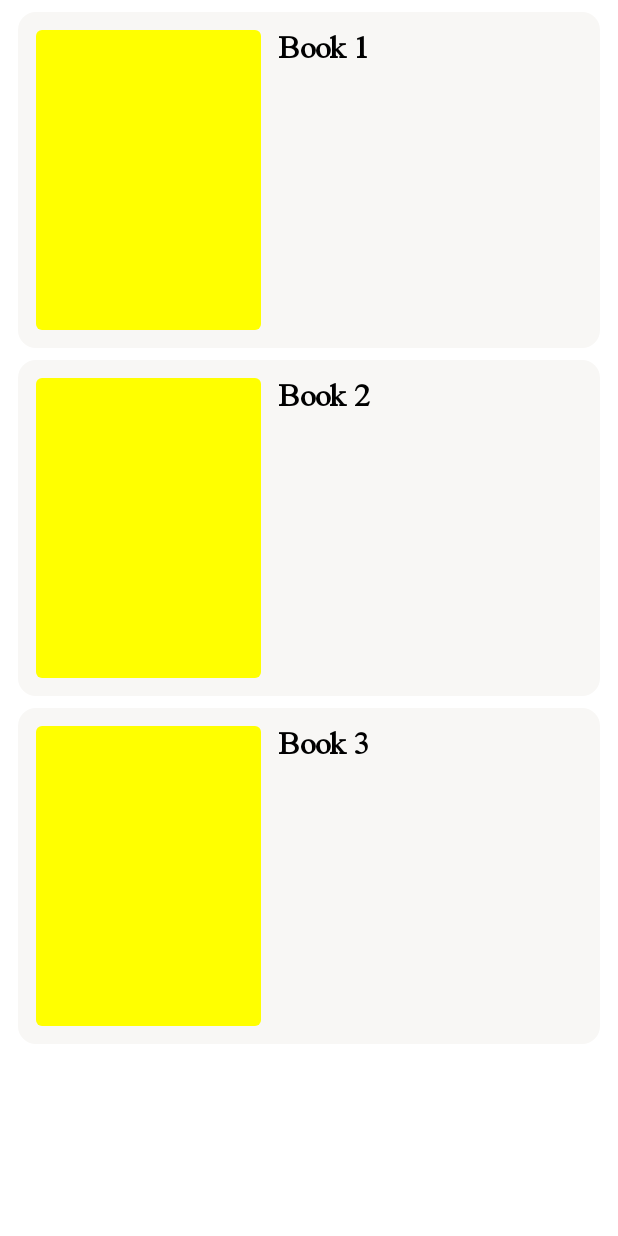
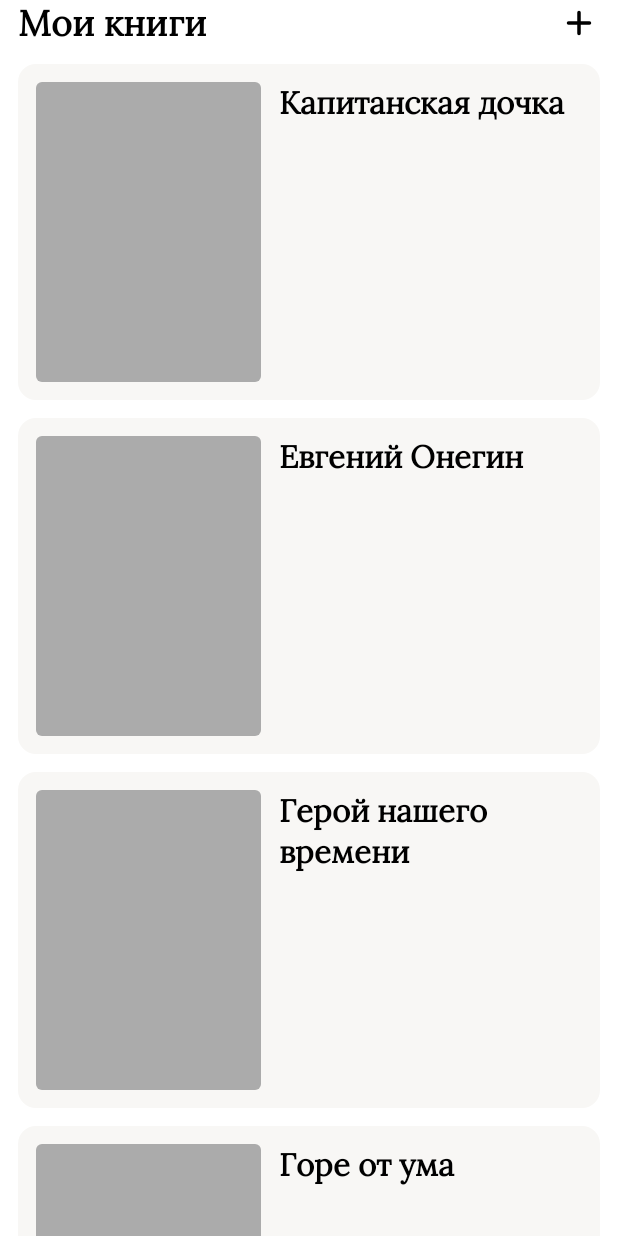
Before and after one commit to T-e-i-l-s/CoffeeBook, an Android app built with Jetpack Compose: the screen it shows after launch (MainActivity), on a phone screen of 412 x 824 dp. Run offline under Robolectric (Android 15) with nearby library versions, the phone set to English and light mode, and no system bars; our stand-ins replace Dagger/Hilt's generated code.

Commit message:
Home Screen UI

```diff
--- a/app/src/main/java/com/mustafin/ebooks/core/domain/Constants.kt
+++ b/app/src/main/java/com/mustafin/ebooks/core/domain/Constants.kt
@@ -4,4 +4,4 @@ import androidx.compose.ui.text.font.Font
 import androidx.compose.ui.text.font.FontFamily
 import com.mustafin.ebooks.R
 
-val APP_DEFAULT_FONT = FontFamily(Font(R.font.times_new_roman))
+val APP_DEFAULT_FONT = FontFamily(Font(R.font.lora))
--- a/app/src/main/java/com/mustafin/ebooks/mainFlow/data/repositories/booksRepository/BooksRepository.kt
+++ b/app/src/main/java/com/mustafin/ebooks/mainFlow/data/repositories/booksRepository/BooksRepository.kt
@@ -4,4 +4,6 @@ import com.mustafin.ebooks.mainFlow.domain.models.BookModel
 
 interface BooksRepository {
     suspend fun getBooks(): List<BookModel>
+
+    suspend fun getLastBook(): BookModel
 }
--- a/app/src/main/java/com/mustafin/ebooks/mainFlow/data/repositories/booksRepository/BooksRepositoryImpl.kt
+++ b/app/src/main/java/com/mustafin/ebooks/mainFlow/data/repositories/booksRepository/BooksRepositoryImpl.kt
@@ -5,9 +5,14 @@ import com.mustafin.ebooks.mainFlow.domain.models.BookModel
 class BooksRepositoryImpl: BooksRepository {
     override suspend fun getBooks(): List<BookModel> {
         return listOf(
-            BookModel("Book 1"),
-            BookModel("Book 2"),
-            BookModel("Book 3")
+            BookModel("Капитанская дочка"),
+            BookModel("Евгений Онегин"),
+            BookModel("Герой нашего времени"),
+            BookModel("Горе от ума")
         )
     }
+
+    override suspend fun getLastBook(): BookModel {
+        return BookModel("Капитанская дочка")
+    }
 }
--- a/app/src/main/java/com/mustafin/ebooks/mainFlow/ui/screens/homeScreen/HomeScreenView.kt
+++ b/app/src/main/java/com/mustafin/ebooks/mainFlow/ui/screens/homeScreen/HomeScreenView.kt
@@ -2,22 +2,33 @@ package com.mustafin.ebooks.mainFlow.ui.screens.homeScreen
 
 import androidx.compose.foundation.background
 import androidx.compose.foundation.layout.Arrangement
-import androidx.compose.foundation.layout.Column
-import androidx.compose.foundation.layout.PaddingValues
+import androidx.compose.foundation.layout.Row
 import androidx.compose.foundation.layout.Spacer
 import androidx.compose.foundation.layout.fillMaxSize
+import androidx.compose.foundation.layout.fillMaxWidth
+import androidx.compose.foundation.layout.height
 import androidx.compose.foundation.layout.navigationBarsPadding
 import androidx.compose.foundation.layout.padding
+import androidx.compose.foundation.layout.size
 import androidx.compose.foundation.layout.statusBarsPadding
 import androidx.compose.foundation.lazy.LazyColumn
 import androidx.compose.foundation.lazy.items
+import androidx.compose.material3.Icon
+import androidx.compose.material3.Text
 import androidx.compose.runtime.Composable
+import androidx.compose.ui.Alignment
 import androidx.compose.ui.Modifier
 import androidx.compose.ui.res.colorResource
+import androidx.compose.ui.res.painterResource
+import androidx.compose.ui.res.stringResource
+import androidx.compose.ui.text.font.FontWeight
 import androidx.compose.ui.unit.dp
+import androidx.compose.ui.unit.sp
 import androidx.hilt.navigation.compose.hiltViewModel
 import com.mustafin.ebooks.R
+import com.mustafin.ebooks.core.domain.APP_DEFAULT_FONT
 import com.mustafin.ebooks.core.domain.enums.LoadingStatus
+import com.mustafin.ebooks.core.ui.components.CustomButton
 import com.mustafin.ebooks.mainFlow.ui.screens.homeScreen.views.BookInfoView
 
 // Главный экран приложения
@@ -31,10 +42,31 @@ fun HomeScreenView() {
                 .fillMaxSize()
                 .background(colorResource(id = R.color.background))
                 .padding(horizontal = 12.dp),
-            verticalArrangement = Arrangement.spacedBy(8.dp)
+            verticalArrangement = Arrangement.spacedBy(12.dp)
         ) {
             item {
                 Spacer(modifier = Modifier.statusBarsPadding())
+
+                Row(
+                    modifier = Modifier.fillMaxWidth(),
+                    horizontalArrangement = Arrangement.SpaceBetween,
+                    verticalAlignment = Alignment.CenterVertically
+                ) {
+                    Text(
+                        text = stringResource(id = R.string.my_books),
+                        color = colorResource(id = R.color.text),
+                        fontWeight = FontWeight.ExtraBold,
+                        fontSize = 24.sp,
+                        fontFamily = APP_DEFAULT_FONT,
+                    )
+
+                    Icon(
+                        painter = painterResource(id = R.drawable.plus_icon),
+                        contentDescription = null,
+                        tint = colorResource(id = R.color.text),
+                        modifier = Modifier.size(28.dp)
+                    )
+                }
             }
 
             items(viewModel.books) {
--- a/app/src/main/java/com/mustafin/ebooks/mainFlow/ui/screens/homeScreen/views/BookInfoView.kt
+++ b/app/src/main/java/com/mustafin/ebooks/mainFlow/ui/screens/homeScreen/views/BookInfoView.kt
@@ -32,14 +32,14 @@ fun BookInfoView(book: BookModel) {
             .fillMaxWidth()
             .clip(RoundedCornerShape(12.dp))
             .background(colorResource(id = R.color.secondary_background))
-            .padding(12.dp)
+            .padding(12.dp),
     ) {
         Spacer(
             modifier = Modifier
                 .width(150.dp)
                 .height(200.dp)
                 .clip(RoundedCornerShape(4.dp))
-                .background(Color.Yellow)
+                .background(colorResource(id = R.color.gray))
         )
 
         Spacer(
@@ -58,7 +58,7 @@ fun BookInfoView(book: BookModel) {
             Text(
                 text = book.name,
                 color = colorResource(id = R.color.text),
-                fontWeight = FontWeight.ExtraBold,
+                fontWeight = FontWeight.Bold,
                 fontSize = 21.sp,
                 fontFamily = APP_DEFAULT_FONT,
             )
--- /dev/null
+++ b/app/src/main/res/drawable/arrow_right_icon.xml
@@ -0,0 +1,5 @@
+<vector xmlns:android="http://schemas.android.com/apk/res/android" android:height="20dp" android:viewportHeight="24" android:viewportWidth="24" android:width="20dp">
+
+    <path android:fillColor="#0F0F0F" android:pathData="M9.711,18.293C10.101,18.683 10.734,18.683 11.125,18.293L16.012,13.401C16.793,12.62 16.792,11.354 16.012,10.573L11.121,5.683C10.731,5.292 10.098,5.292 9.707,5.683C9.317,6.073 9.317,6.706 9.707,7.097L13.893,11.282C14.283,11.673 14.283,12.306 13.893,12.697L9.711,16.879C9.32,17.269 9.32,17.902 9.711,18.293Z"/>
+
+</vector>
--- /dev/null
+++ b/app/src/main/res/drawable/plus_icon.xml
@@ -0,0 +1,5 @@
+<vector xmlns:android="http://schemas.android.com/apk/res/android" android:height="20dp" android:viewportHeight="24" android:viewportWidth="24" android:width="20dp">
+
+    <path android:fillColor="#00000000" android:pathData="M6,12H18M12,6V18" android:strokeColor="#000000" android:strokeLineCap="round" android:strokeLineJoin="round" android:strokeWidth="2"/>
+
+</vector>
--- a/app/src/main/res/values/colors.xml
+++ b/app/src/main/res/values/colors.xml
@@ -5,5 +5,7 @@
     <color name="secondary_background">#F8F7F5</color>
     <!--  Цвета контента  -->
     <color name="text">#000000</color>
+    <color name="gray">#ABABAB</color>
     <color name="white">#FFFFFF</color>
+    <color name="black">#000000</color>
 </resources>
--- a/app/src/main/res/values/strings.xml
+++ b/app/src/main/res/values/strings.xml
@@ -1,3 +1,7 @@
 <resources>
     <string name="app_name">Coffee Book</string>
+
+    <!--  Главный экран  -->
+    <string name="my_books">Мои книги</string>
+    <string name="add_book">Добавить книгу</string>
 </resources>
```
Also changed, not shown: app/src/main/java/com/mustafin/ebooks/core/ui/components/CustomButton.kt (added, +40 -0 lines), app/src/main/res/font/lora.ttf (added).
